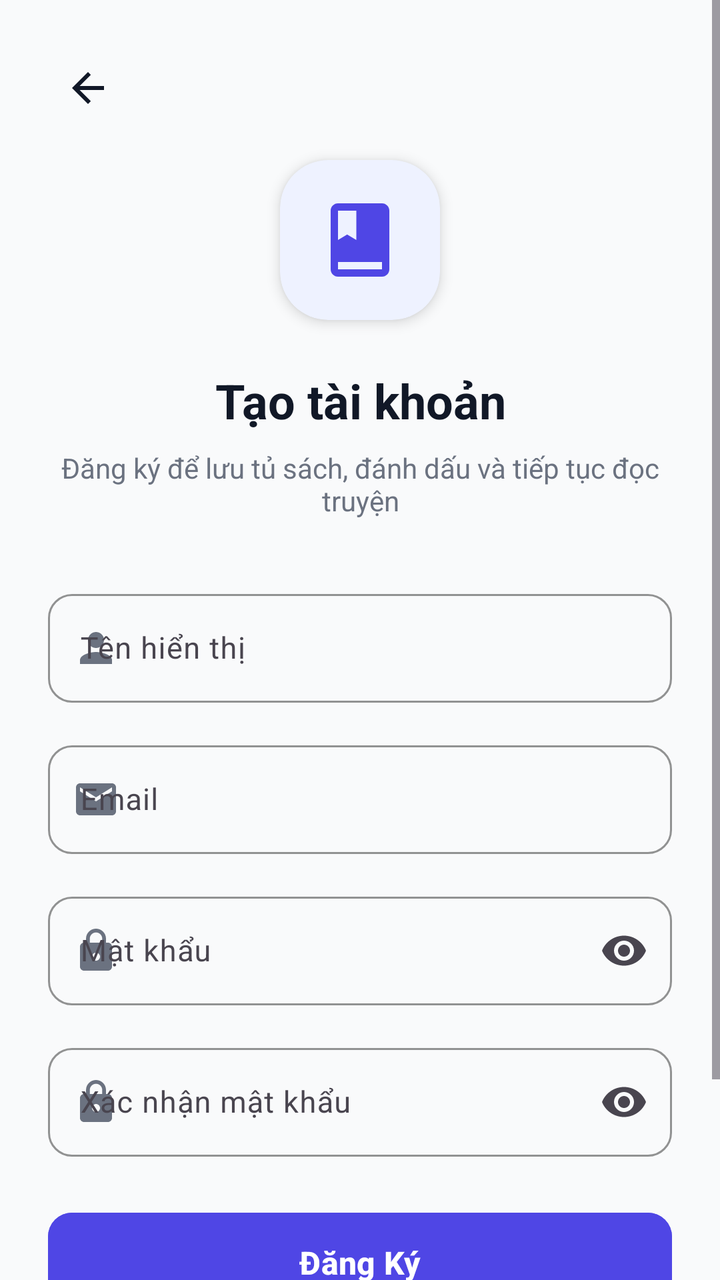
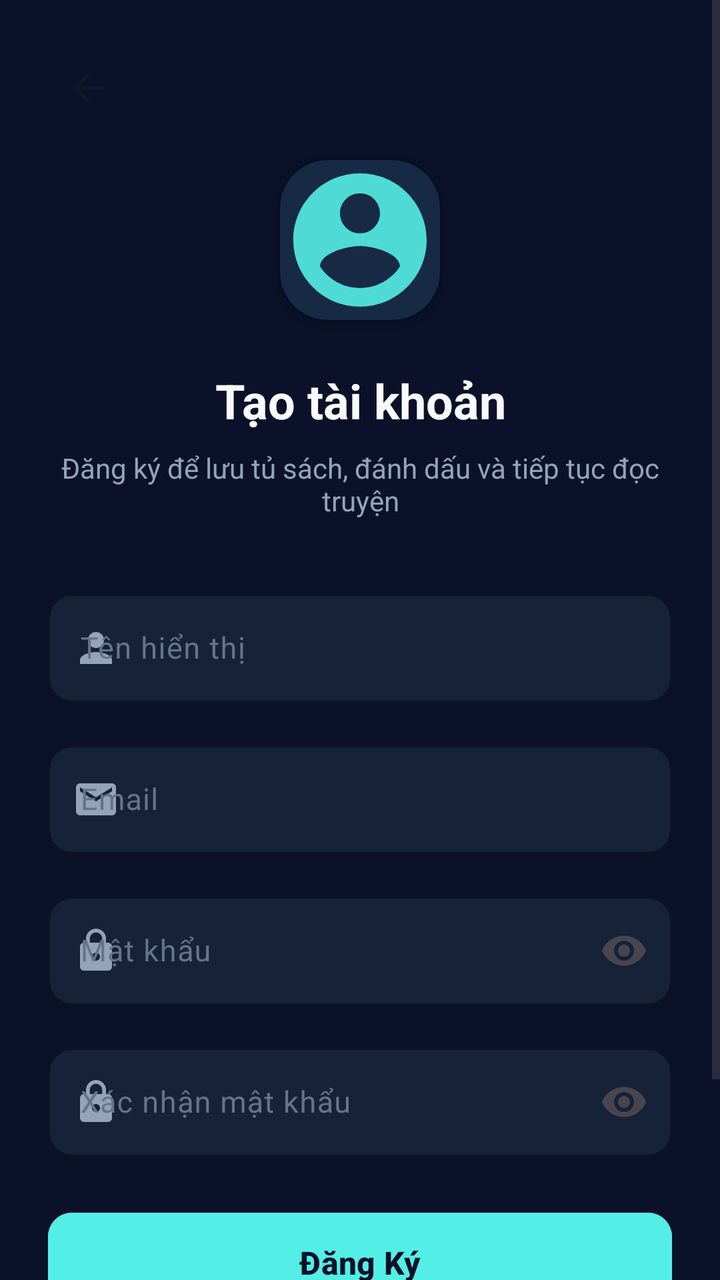

Screens rendered from an Android XML layout before and after an edit, with the pre-edit source and the edit as a unified diff.
<!-- AndroidManifest.xml: application theme Theme.Android_app -->
<!-- res/layout/activity_register.xml -->
<?xml version="1.0" encoding="utf-8"?>
<ScrollView xmlns:android="http://schemas.android.com/apk/res/android"
    xmlns:app="http://schemas.android.com/apk/res-auto"
    xmlns:tools="http://schemas.android.com/tools"
    android:layout_width="match_parent"
    android:layout_height="match_parent"
    android:background="@color/bg_app"
    android:fillViewport="true"
    tools:context=".RegisterActivity">

    <androidx.constraintlayout.widget.ConstraintLayout
        android:layout_width="match_parent"
        android:layout_height="wrap_content"
        android:padding="24dp">

        <ImageButton
            android:id="@+id/btnBack"
            android:layout_width="40dp"
            android:layout_height="40dp"
            android:background="?attr/selectableItemBackgroundBorderless"
            android:contentDescription="@string/btn_back"
            android:padding="8dp"
            android:src="@drawable/ic_arrow_back"
            app:layout_constraintStart_toStartOf="parent"
            app:layout_constraintTop_toTopOf="parent" />

        <com.google.android.material.card.MaterialCardView
            android:id="@+id/cardLogo"
            android:layout_width="80dp"
            android:layout_height="80dp"
            android:layout_marginTop="16dp"
            app:cardBackgroundColor="@color/primary_light"
            app:cardCornerRadius="24dp"
            app:cardElevation="4dp"
            app:layout_constraintEnd_toEndOf="parent"
            app:layout_constraintStart_toStartOf="parent"
            app:layout_constraintTop_toBottomOf="@id/btnBack"
            app:strokeWidth="0dp">

            <ImageView
                android:layout_width="44dp"
                android:layout_height="44dp"
                android:layout_gravity="center"
                android:contentDescription="@string/app_name"
                android:src="@drawable/ic_logo" />
        </com.google.android.material.card.MaterialCardView>

        <TextView
            android:id="@+id/tvTitle"
            android:layout_width="0dp"
            android:layout_height="wrap_content"
            android:layout_marginTop="24dp"
            android:gravity="center"
            android:text="@string/register_title"
            android:textColor="@color/text_primary"
            android:textSize="24sp"
            android:textStyle="bold"
            app:layout_constraintEnd_toEndOf="parent"
            app:layout_constraintStart_toStartOf="parent"
            app:layout_constraintTop_toBottomOf="@id/cardLogo" />

        <TextView
            android:id="@+id/tvSubtitle"
            android:layout_width="0dp"
            android:layout_height="wrap_content"
            android:layout_marginTop="8dp"
            android:gravity="center"
            android:text="@string/register_subtitle"
            android:textColor="@color/text_secondary"
            android:textSize="14sp"
            app:layout_constraintEnd_toEndOf="parent"
            app:layout_constraintStart_toStartOf="parent"
            app:layout_constraintTop_toBottomOf="@id/tvTitle" />

        <com.google.android.material.textfield.TextInputLayout
            android:id="@+id/tilDisplayName"
            style="@style/Widget.TruyenApp.TextInputLayout"
            android:layout_width="0dp"
            android:layout_height="wrap_content"
            android:layout_marginTop="32dp"
            android:hint="@string/hint_display_name"
            app:layout_constraintEnd_toEndOf="parent"
            app:layout_constraintStart_toStartOf="parent"
            app:layout_constraintTop_toBottomOf="@id/tvSubtitle"
            app:startIconDrawable="@drawable/ic_guest"
            app:startIconTint="@color/text_secondary">

            <com.google.android.material.textfield.TextInputEditText
                android:id="@+id/etDisplayName"
                android:layout_width="match_parent"
                android:layout_height="wrap_content"
                android:inputType="textPersonName|textCapWords"
                android:maxLength="100"
                android:maxLines="1"
                android:textColor="@color/text_primary"
                android:textSize="15sp" />
        </com.google.android.material.textfield.TextInputLayout>

        <com.google.android.material.textfield.TextInputLayout
            android:id="@+id/tilEmail"
            style="@style/Widget.TruyenApp.TextInputLayout"
            android:layout_width="0dp"
            android:layout_height="wrap_content"
            android:layout_marginTop="16dp"
            android:hint="@string/hint_email_only"
            app:layout_constraintEnd_toEndOf="parent"
            app:layout_constraintStart_toStartOf="parent"
            app:layout_constraintTop_toBottomOf="@id/tilDisplayName"
            app:startIconDrawable="@drawable/ic_email"
            app:startIconTint="@color/text_secondary">

            <com.google.android.material.textfield.TextInputEditText
                android:id="@+id/etEmail"
                android:layout_width="match_parent"
                android:layout_height="wrap_content"
                android:inputType="textEmailAddress"
                android:maxLines="1"
                android:textColor="@color/text_primary"
                android:textSize="15sp" />
        </com.google.android.material.textfield.TextInputLayout>

        <com.google.android.material.textfield.TextInputLayout
            android:id="@+id/tilPassword"
            style="@style/Widget.TruyenApp.TextInputLayout"
            android:layout_width="0dp"
            android:layout_height="wrap_content"
            android:layout_marginTop="16dp"
            android:hint="@string/hint_password"
            app:endIconMode="password_toggle"
            app:layout_constraintEnd_toEndOf="parent"
            app:layout_constraintStart_toStartOf="parent"
            app:layout_constraintTop_toBottomOf="@id/tilEmail"
            app:startIconDrawable="@drawable/ic_lock"
            app:startIconTint="@color/text_secondary">

            <com.google.android.material.textfield.TextInputEditText
                android:id="@+id/etPassword"
                android:layout_width="match_parent"
                android:layout_height="wrap_content"
                android:inputType="textPassword"
                android:maxLines="1"
                android:textColor="@color/text_primary"
                android:textSize="15sp" />
        </com.google.android.material.textfield.TextInputLayout>

        <com.google.android.material.textfield.TextInputLayout
            android:id="@+id/tilConfirmPassword"
            style="@style/Widget.TruyenApp.TextInputLayout"
            android:layout_width="0dp"
            android:layout_height="wrap_content"
            android:layout_marginTop="16dp"
            android:hint="@string/hint_confirm_register_password"
            app:endIconMode="password_toggle"
            app:layout_constraintEnd_toEndOf="parent"
            app:layout_constraintStart_toStartOf="parent"
            app:layout_constraintTop_toBottomOf="@id/tilPassword"
            app:startIconDrawable="@drawable/ic_lock"
            app:startIconTint="@color/text_secondary">

            <com.google.android.material.textfield.TextInputEditText
                android:id="@+id/etConfirmPassword"
                android:layout_width="match_parent"
                android:layout_height="wrap_content"
                android:inputType="textPassword"
                android:maxLines="1"
                android:textColor="@color/text_primary"
                android:textSize="15sp" />
        </com.google.android.material.textfield.TextInputLayout>

        <com.google.android.material.button.MaterialButton
            android:id="@+id/btnRegister"
            style="@style/Widget.TruyenApp.Button.Primary"
            android:layout_width="0dp"
            android:layout_height="wrap_content"
            android:layout_marginTop="24dp"
            android:text="@string/btn_create_account"
            app:layout_constraintEnd_toEndOf="parent"
            app:layout_constraintStart_toStartOf="parent"
            app:layout_constraintTop_toBottomOf="@id/tilConfirmPassword" />

        <ProgressBar
            android:id="@+id/progressBar"
            android:layout_width="32dp"
            android:layout_height="32dp"
            android:indeterminateTint="@color/primary"
            android:visibility="gone"
            app:layout_constraintBottom_toBottomOf="@id/btnRegister"
            app:layout_constraintEnd_toEndOf="@id/btnRegister"
            app:layout_constraintStart_toStartOf="@id/btnRegister"
            app:layout_constraintTop_toTopOf="@id/btnRegister" />

        <LinearLayout
            android:id="@+id/layoutLogin"
            android:layout_width="wrap_content"
            android:layout_height="wrap_content"
            android:layout_marginTop="32dp"
            android:layout_marginBottom="16dp"
            android:orientation="horizontal"
            app:layout_constraintBottom_toBottomOf="parent"
            app:layout_constraintEnd_toEndOf="parent"
            app:layout_constraintStart_toStartOf="parent"
            app:layout_constraintTop_toBottomOf="@id/btnRegister">

            <TextView
                android:layout_width="wrap_content"
                android:layout_height="wrap_content"
                android:text="@string/already_have_account"
                android:textColor="@color/text_secondary"
                android:textSize="14sp" />

            <TextView
                android:id="@+id/tvBackToLogin"
                android:layout_width="wrap_content"
                android:layout_height="wrap_content"
                android:layout_marginStart="6dp"
                android:background="?attr/selectableItemBackground"
                android:clickable="true"
                android:focusable="true"
                android:padding="4dp"
                android:text="@string/btn_back_to_login"
                android:textColor="@color/primary"
                android:textSize="14sp"
                android:textStyle="bold" />
        </LinearLayout>

    </androidx.constraintlayout.widget.ConstraintLayout>
</ScrollView>
<!-- resources referenced by this layout -->
<resources>
  <color name="bg_app">#F9FAFB</color>
  <color name="primary">#4F46E5</color>
  <color name="primary_light">#EEF2FF</color>
  <color name="text_primary">#111827</color>
  <color name="text_secondary">#6B7280</color>
  <!-- drawable ic_arrow_back (drawable) -->
  <vector xmlns:android="http://schemas.android.com/apk/res/android"
      android:width="24dp"
      android:height="24dp"
      android:viewportWidth="24"
      android:viewportHeight="24">
      <path
          android:fillColor="#111827"
          android:pathData="M20,11H7.83l5.59,-5.59L12,4l-8,8 8,8 1.41,-1.41L7.83,13H20v-2z" />
  </vector>
  <!-- drawable ic_logo (drawable) -->
  <vector xmlns:android="http://schemas.android.com/apk/res/android"
      android:width="64dp"
      android:height="64dp"
      android:viewportWidth="24"
      android:viewportHeight="24">
      <path
          android:fillColor="#4F46E5"
          android:pathData="M18,2H6C4.9,2 4,2.9 4,4v16c0,1.1 0.9,2 2,2h12c1.1,0 2,-0.9 2,-2V4C20,2.9 19.1,2 18,2zM6,4h5v8l-2.5,-1.5L6,12V4zM18,20H6v-2h12V20z"/>
  </vector>
  <string name="already_have_account">Đã có tài khoản?</string>
  <string name="app_name">Đọc Truyện Online</string>
  <string name="btn_back">Quay lại</string>
  <string name="btn_back_to_login">Đăng nhập</string>
  <string name="btn_create_account">Đăng Ký</string>
  <string name="hint_confirm_register_password">Xác nhận mật khẩu</string>
  <string name="hint_display_name">Tên hiển thị</string>
  <string name="hint_email_only">Email</string>
  <string name="hint_password">Mật khẩu</string>
  <string name="register_subtitle">Đăng ký để lưu tủ sách, đánh dấu và tiếp tục đọc truyện</string>
  <string name="register_title">Tạo tài khoản</string>
  <style name="Widget.TruyenApp.Button.Primary" parent="Widget.Material3.Button">
          <item name="cornerRadius">12dp</item>
          <item name="android:backgroundTint">@color/primary</item>
          <item name="android:textColor">@color/surface</item>
          <item name="android:textSize">16sp</item>
          <item name="android:textStyle">bold</item>
          <item name="android:paddingTop">14dp</item>
          <item name="android:paddingBottom">14dp</item>
      </style>
  <style name="Widget.TruyenApp.TextInputLayout" parent="Widget.Material3.TextInputLayout.OutlinedBox">
          <item name="boxCornerRadiusTopStart">12dp</item>
          <item name="boxCornerRadiusTopEnd">12dp</item>
          <item name="boxCornerRadiusBottomStart">12dp</item>
          <item name="boxCornerRadiusBottomEnd">12dp</item>
          <item name="boxStrokeColor">@color/primary</item>
          <item name="hintTextColor">@color/primary</item>
      </style>
  <style name="Theme.Android_app" parent="Base.Theme.Android_app" />
  <color name="surface">#FFFFFF</color>
  <style name="Base.Theme.Android_app" parent="Theme.Material3.DayNight.NoActionBar">
          <item name="colorPrimary">@color/primary</item>
          <item name="colorPrimaryDark">@color/primary_dark</item>
          <item name="colorSecondary">@color/accent</item>
          <item name="android:statusBarColor">@color/bg_app</item>
          <item name="android:windowLightStatusBar">true</item>
          <item name="android:windowBackground">@color/bg_app</item>
      </style>
  <color name="primary_dark">#4338CA</color>
  <color name="accent">#6366F1</color>
  <!-- unchanged entries left out for length: 3 -->
</resources>

<!-- the commit's change to res/layout/activity_register.xml (unified diff, before → after) -->
@@ -38,11 +38,11 @@
             app:strokeWidth="0dp">
 
             <ImageView
-                android:layout_width="44dp"
-                android:layout_height="44dp"
+                android:layout_width="80dp"
+                android:layout_height="90dp"
                 android:layout_gravity="center"
                 android:contentDescription="@string/app_name"
-                android:src="@drawable/ic_logo" />
+                android:src="@drawable/ic_user" />
         </com.google.android.material.card.MaterialCardView>
 
         <TextView
<!-- resource entries referenced after the edit -->
@@ -1,10 +1,10 @@
 <!-- resources referenced by this layout -->
 <resources>
-  <color name="bg_app">#F9FAFB</color>
-  <color name="primary">#4F46E5</color>
-  <color name="primary_light">#EEF2FF</color>
-  <color name="text_primary">#111827</color>
-  <color name="text_secondary">#6B7280</color>
+  <color name="bg_app">#0A1128</color>
+  <color name="primary">#53EFE6</color>
+  <color name="primary_light">#172A45</color>
+  <color name="text_primary">#F8FAFC</color>
+  <color name="text_secondary">#94A3B8</color>
   <!-- drawable ic_arrow_back (drawable) -->
   <vector xmlns:android="http://schemas.android.com/apk/res/android"
       android:width="24dp"
@@ -15,15 +15,11 @@
           android:fillColor="#111827"
           android:pathData="M20,11H7.83l5.59,-5.59L12,4l-8,8 8,8 1.41,-1.41L7.83,13H20v-2z" />
   </vector>
-  <!-- drawable ic_logo (drawable) -->
-  <vector xmlns:android="http://schemas.android.com/apk/res/android"
-      android:width="64dp"
-      android:height="64dp"
-      android:viewportWidth="24"
-      android:viewportHeight="24">
-      <path
-          android:fillColor="#4F46E5"
-          android:pathData="M18,2H6C4.9,2 4,2.9 4,4v16c0,1.1 0.9,2 2,2h12c1.1,0 2,-0.9 2,-2V4C20,2.9 19.1,2 18,2zM6,4h5v8l-2.5,-1.5L6,12V4zM18,20H6v-2h12V20z"/>
+  <!-- drawable ic_user (drawable) -->
+  <vector xmlns:android="http://schemas.android.com/apk/res/android" android:alpha="0.9" android:height="24dp" android:tint="#53EFE6" android:viewportHeight="24" android:viewportWidth="24" android:width="24dp">
+        
+      <path android:fillColor="@android:color/white" android:pathData="M12,2C6.48,2 2,6.48 2,12s4.48,10 10,10 10,-4.48 10,-10S17.52,2 12,2zM12,5c1.66,0 3,1.34 3,3s-1.34,3 -3,3 -3,-1.34 -3,-3 1.34,-3 3,-3zM12,19.2c-2.5,0 -4.71,-1.28 -6,-3.22 0.03,-1.99 4,-3.08 6,-3.08 1.99,0 5.97,1.09 6,3.08 -1.29,1.94 -3.5,3.22 -6,3.22z"/>
+      
   </vector>
   <string name="already_have_account">Đã có tài khoản?</string>
   <string name="app_name">Đọc Truyện Online</string>
@@ -39,7 +35,7 @@
   <style name="Widget.TruyenApp.Button.Primary" parent="Widget.Material3.Button">
           <item name="cornerRadius">12dp</item>
           <item name="android:backgroundTint">@color/primary</item>
-          <item name="android:textColor">@color/surface</item>
+          <item name="android:textColor">#0A1128</item>
           <item name="android:textSize">16sp</item>
           <item name="android:textStyle">bold</item>
           <item name="android:paddingTop">14dp</item>
@@ -50,21 +46,24 @@
           <item name="boxCornerRadiusTopEnd">12dp</item>
           <item name="boxCornerRadiusBottomStart">12dp</item>
           <item name="boxCornerRadiusBottomEnd">12dp</item>
+          <item name="boxBackgroundColor">@color/surface</item>
           <item name="boxStrokeColor">@color/primary</item>
           <item name="hintTextColor">@color/primary</item>
+          <item name="android:textColorHint">@color/text_hint</item>
       </style>
   <style name="Theme.Android_app" parent="Base.Theme.Android_app" />
-  <color name="surface">#FFFFFF</color>
+  <color name="surface">#162238</color>
+  <color name="text_hint">#64748B</color>
   <style name="Base.Theme.Android_app" parent="Theme.Material3.DayNight.NoActionBar">
           <item name="colorPrimary">@color/primary</item>
           <item name="colorPrimaryDark">@color/primary_dark</item>
           <item name="colorSecondary">@color/accent</item>
           <item name="android:statusBarColor">@color/bg_app</item>
-          <item name="android:windowLightStatusBar">true</item>
+          <item name="android:windowLightStatusBar">false</item>
           <item name="android:windowBackground">@color/bg_app</item>
       </style>
-  <color name="primary_dark">#4338CA</color>
-  <color name="accent">#6366F1</color>
+  <color name="primary_dark">#25D8CC</color>
+  <color name="accent">#53EFE6</color>
   <!-- unchanged entries left out for length: 3 -->
 </resources>
 
